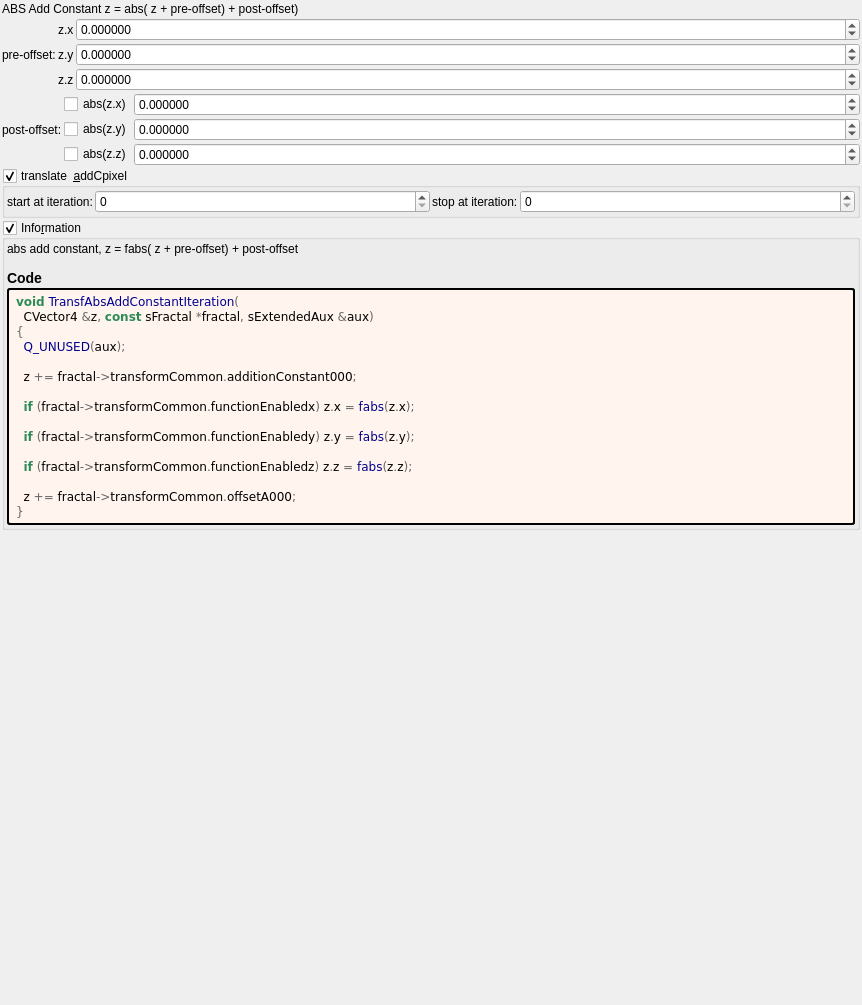
Old version of the form mandelbulber2/formula/ui/transf_abs_add_constant.ui in the repository buddhi1980/mandelbulber2.
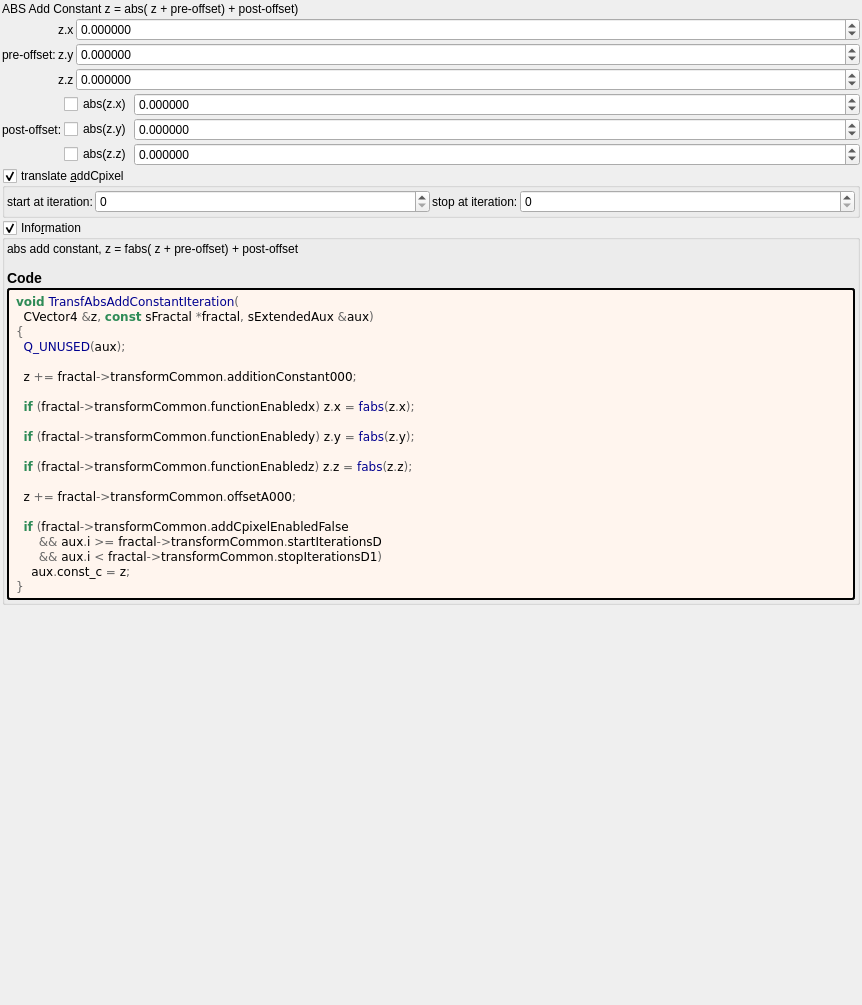
New version of the form. Custom widgets are drawn as their Qt base class.

```diff
--- a/mandelbulber2/formula/ui/transf_abs_add_constant.ui
+++ b/mandelbulber2/formula/ui/transf_abs_add_constant.ui
@@ -268,7 +268,7 @@
    <item>
     <widget class="MyGroupBox" name="groupCheck_transf_addCpixel_enabled_false">
      <property name="title">
-      <string>translate  &amp;addCpixel </string>
+      <string>translate &amp;addCpixel</string>
      </property>
      <property name="checkable">
       <bool>true</bool>
@@ -394,7 +394,7 @@
         </property>
         <property name="text">
          <string notr="true">&lt;body style=&quot;background-color:#fff5ee&quot;&gt;
-&lt;pre style=&quot;color:#000000; background-color:#fff5ee;  font-family:'Courier New',monospace;&quot;&gt;&lt;span style=&quot;color:#2e8b57; font-weight:bold&quot;&gt;void&lt;/span&gt; &lt;span style=&quot;color:#00008f&quot;&gt;TransfAbsAddConstantIteration&lt;/span&gt;&lt;span style=&quot;color:#676767&quot;&gt;(&lt;/span&gt;
+&lt;pre style=&quot;color:#000000; background-color:#fff5ee;  font-family:&#039;Courier New&#039;,monospace;&quot;&gt;&lt;span style=&quot;color:#2e8b57; font-weight:bold&quot;&gt;void&lt;/span&gt; &lt;span style=&quot;color:#00008f&quot;&gt;TransfAbsAddConstantIteration&lt;/span&gt;&lt;span style=&quot;color:#676767&quot;&gt;(&lt;/span&gt;
   CVector4 &lt;span style=&quot;color:#676767&quot;&gt;&amp;amp;&lt;/span&gt;z&lt;span style=&quot;color:#676767&quot;&gt;,&lt;/span&gt; &lt;span style=&quot;color:#2e8b57; font-weight:bold&quot;&gt;const&lt;/span&gt; sFractal &lt;span style=&quot;color:#676767&quot;&gt;*&lt;/span&gt;fractal&lt;span style=&quot;color:#676767&quot;&gt;,&lt;/span&gt; sExtendedAux &lt;span style=&quot;color:#676767&quot;&gt;&amp;amp;&lt;/span&gt;aux&lt;span style=&quot;color:#676767&quot;&gt;)&lt;/span&gt;
 &lt;span style=&quot;color:#676767&quot;&gt;{&lt;/span&gt;
   &lt;span style=&quot;color:#00008f&quot;&gt;Q_UNUSED&lt;/span&gt;&lt;span style=&quot;color:#676767&quot;&gt;(&lt;/span&gt;aux&lt;span style=&quot;color:#676767&quot;&gt;);&lt;/span&gt;
@@ -408,6 +408,11 @@
   &lt;span style=&quot;color:#2e8b57; font-weight:bold&quot;&gt;if&lt;/span&gt; &lt;span style=&quot;color:#676767&quot;&gt;(&lt;/span&gt;fractal&lt;span style=&quot;color:#676767&quot;&gt;-&amp;gt;&lt;/span&gt;transformCommon&lt;span style=&quot;color:#676767&quot;&gt;.&lt;/span&gt;functionEnabledz&lt;span style=&quot;color:#676767&quot;&gt;)&lt;/span&gt; z&lt;span style=&quot;color:#676767&quot;&gt;.&lt;/span&gt;z &lt;span style=&quot;color:#676767&quot;&gt;=&lt;/span&gt; &lt;span style=&quot;color:#00008f&quot;&gt;fabs&lt;/span&gt;&lt;span style=&quot;color:#676767&quot;&gt;(&lt;/span&gt;z&lt;span style=&quot;color:#676767&quot;&gt;.&lt;/span&gt;z&lt;span style=&quot;color:#676767&quot;&gt;);&lt;/span&gt;
 
   z &lt;span style=&quot;color:#676767&quot;&gt;+=&lt;/span&gt; fractal&lt;span style=&quot;color:#676767&quot;&gt;-&amp;gt;&lt;/span&gt;transformCommon&lt;span style=&quot;color:#676767&quot;&gt;.&lt;/span&gt;offsetA000&lt;span style=&quot;color:#676767&quot;&gt;;&lt;/span&gt;
+
+  &lt;span style=&quot;color:#2e8b57; font-weight:bold&quot;&gt;if&lt;/span&gt; &lt;span style=&quot;color:#676767&quot;&gt;(&lt;/span&gt;fractal&lt;span style=&quot;color:#676767&quot;&gt;-&amp;gt;&lt;/span&gt;transformCommon&lt;span style=&quot;color:#676767&quot;&gt;.&lt;/span&gt;addCpixelEnabledFalse
+      &lt;span style=&quot;color:#676767&quot;&gt;&amp;amp;&amp;amp;&lt;/span&gt; aux&lt;span style=&quot;color:#676767&quot;&gt;.&lt;/span&gt;i &lt;span style=&quot;color:#676767&quot;&gt;&amp;gt;=&lt;/span&gt; fractal&lt;span style=&quot;color:#676767&quot;&gt;-&amp;gt;&lt;/span&gt;transformCommon&lt;span style=&quot;color:#676767&quot;&gt;.&lt;/span&gt;startIterationsD
+      &lt;span style=&quot;color:#676767&quot;&gt;&amp;amp;&amp;amp;&lt;/span&gt; aux&lt;span style=&quot;color:#676767&quot;&gt;.&lt;/span&gt;i &lt;span style=&quot;color:#676767&quot;&gt;&amp;lt;&lt;/span&gt; fractal&lt;span style=&quot;color:#676767&quot;&gt;-&amp;gt;&lt;/span&gt;transformCommon&lt;span style=&quot;color:#676767&quot;&gt;.&lt;/span&gt;stopIterationsD1&lt;span style=&quot;color:#676767&quot;&gt;)&lt;/span&gt;
+    aux&lt;span style=&quot;color:#676767&quot;&gt;.&lt;/span&gt;const_c &lt;span style=&quot;color:#676767&quot;&gt;=&lt;/span&gt; z&lt;span style=&quot;color:#676767&quot;&gt;;&lt;/span&gt;
 &lt;span style=&quot;color:#676767&quot;&gt;}&lt;/span&gt;
 &lt;/pre&gt;
 &lt;/body&gt;</string>
```
Left out of the diff: 2 changed lines with no effect on the pictures.
